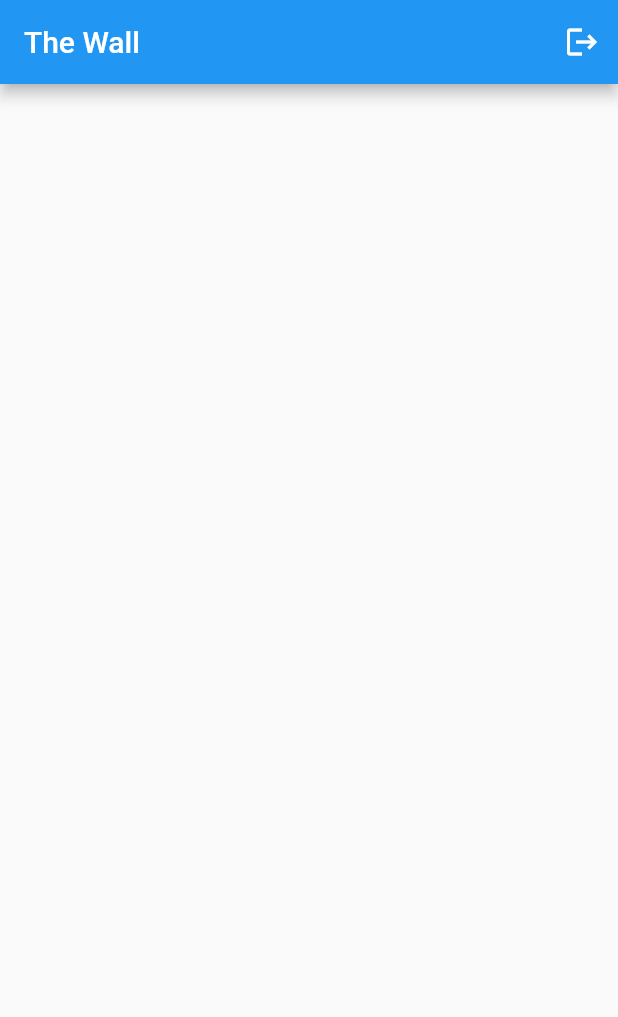
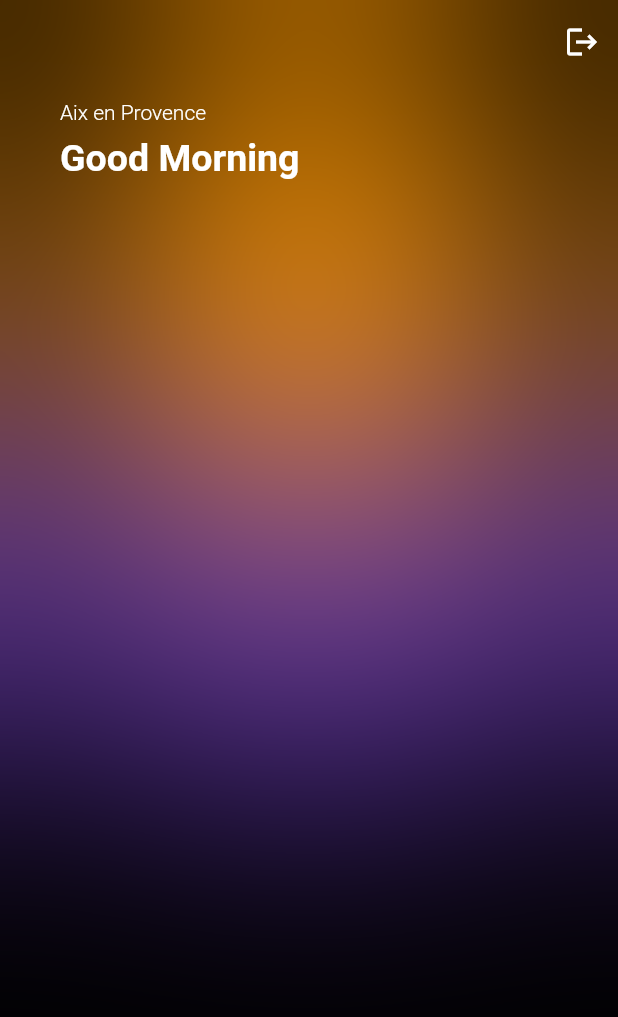
Before and after one commit to AdriaPm/WeatherTune_App, a Flutter app: the screen it shows once a user with an empty profile is signed in, on a phone screen of 412 x 824 dp. Shown: the top 1017 px of the screen. Run offline on Flutter 3.47's test engine with Material 2 defaults, Android fonts, the phone set to English and light mode, and no system bars; our stand-ins replace bloc, firebase_auth, firebase_core; accounts and stored records are empty; network calls fail.

Commit message:
Login/Register Functional, Working on HomeScreen

```diff
--- /dev/null
+++ b/weather_tune/lib/bloc/weather_bloc_event.dart
@@ -0,0 +1,4 @@
+part of 'weather_bloc_bloc.dart';
+
+@immutable
+sealed class WeatherBlocEvent {}
--- /dev/null
+++ b/weather_tune/lib/bloc/weather_bloc_state.dart
@@ -0,0 +1,6 @@
+part of 'weather_bloc_bloc.dart';
+
+@immutable
+sealed class WeatherBlocState {}
+
+final class WeatherBlocInitial extends WeatherBlocState {}
--- a/weather_tune/lib/components/button.dart
+++ b/weather_tune/lib/components/button.dart
@@ -12,8 +12,8 @@ class MyButton extends StatelessWidget {
       child: Container(
         padding: const EdgeInsets.fromLTRB(0, 20, 0, 20),
         decoration: BoxDecoration(
-          color: const Color.fromARGB(255, 45, 0, 247),
-          borderRadius: BorderRadius.circular(20),
+          color: const Color.fromARGB(255, 106, 0, 244),
+          borderRadius: BorderRadius.circular(40),
         ),
         child: Center(
             child: Text(
--- a/weather_tune/lib/pages/home_page.dart
+++ b/weather_tune/lib/pages/home_page.dart
@@ -1,5 +1,8 @@
+import 'dart:ui';
+
 import 'package:firebase_auth/firebase_auth.dart';
 import 'package:flutter/material.dart';
+import 'package:flutter/services.dart';
 
 class HomePage extends StatefulWidget {
   const HomePage({super.key});
@@ -17,13 +20,84 @@ class _HomePageState extends State<HomePage> {
   @override
   Widget build(BuildContext context) {
     return Scaffold(
+      backgroundColor: Colors.black,
+      extendBodyBehindAppBar: true,
       appBar: AppBar(
-        title: Text("The Wall"),
+        backgroundColor: Colors.transparent,
+        elevation: 0,
+        systemOverlayStyle:
+            const SystemUiOverlayStyle(statusBarBrightness: Brightness.dark),
         actions: [
           //Sign Out Button
           IconButton(onPressed: signOut, icon: Icon(Icons.logout))
         ],
       ),
+      body: Padding(
+        padding: const EdgeInsets.fromLTRB(40, 1.2 * kToolbarHeight, 40, 20),
+        child: SizedBox(
+          height: MediaQuery.of(context).size.height,
+          child: Stack(
+            children: [
+              Align(
+                alignment: const AlignmentDirectional(3, -0.3),
+                child: Container(
+                  height: 300,
+                  width: 300,
+                  decoration: const BoxDecoration(
+                      shape: BoxShape.circle, color: Colors.deepPurple),
+                ),
+              ),
+              Align(
+                alignment: const AlignmentDirectional(-3, -0.3),
+                child: Container(
+                  height: 300,
+                  width: 300,
+                  decoration: const BoxDecoration(
+                      shape: BoxShape.circle, color: Colors.deepPurple),
+                ),
+              ),
+              Align(
+                alignment: const AlignmentDirectional(0, -1.2),
+                child: Container(
+                  height: 300,
+                  width: MediaQuery.of(context).size.width,
+                  decoration: const BoxDecoration(
+                      shape: BoxShape.circle, color: Colors.orange),
+                ),
+              ),
+              BackdropFilter(
+                filter: ImageFilter.blur(sigmaX: 100.0, sigmaY: 100.0),
+                child: Container(
+                  decoration: BoxDecoration(color: Colors.transparent),
+                ),
+              ),
+              SizedBox(
+                width: MediaQuery.of(context).size.width,
+                height: MediaQuery.of(context).size.height,
+                child: const Column(
+                    crossAxisAlignment: CrossAxisAlignment.start,
+                    children: [
+                      Text(
+                        'Aix en Provence',
+                        style: TextStyle(
+                            color: Colors.white, fontWeight: FontWeight.w300),
+                      ),
+                      const SizedBox(
+                        height: 8,
+                      ),
+                      Text(
+                        'Good Morning',
+                        style: TextStyle(
+                            color: Colors.white,
+                            fontSize: 25,
+                            fontWeight: FontWeight.bold),
+                      ),
+                    ]),
+              )
+            ],
+          ),
+        ),
+      ),
     );
   }
 }
```
Also changed, not shown: weather_tune/lib/bloc/weather_bloc_bloc.dart (added, +13 -0 lines), weather_tune/lib/components/text_field.dart (+5 -5 lines), weather_tune/lib/pages/login_page.dart (+15 -13 lines), weather_tune/lib/pages/register_page.dart (+34 -17 lines), weather_tune/pubspec.yaml (+9 -1 lines), weather_tune/images/background.jpeg (added), weather_tune/images/registerbackground.jpg (added), weather_tune/lib/data/data.dart (added), 6 other files.
